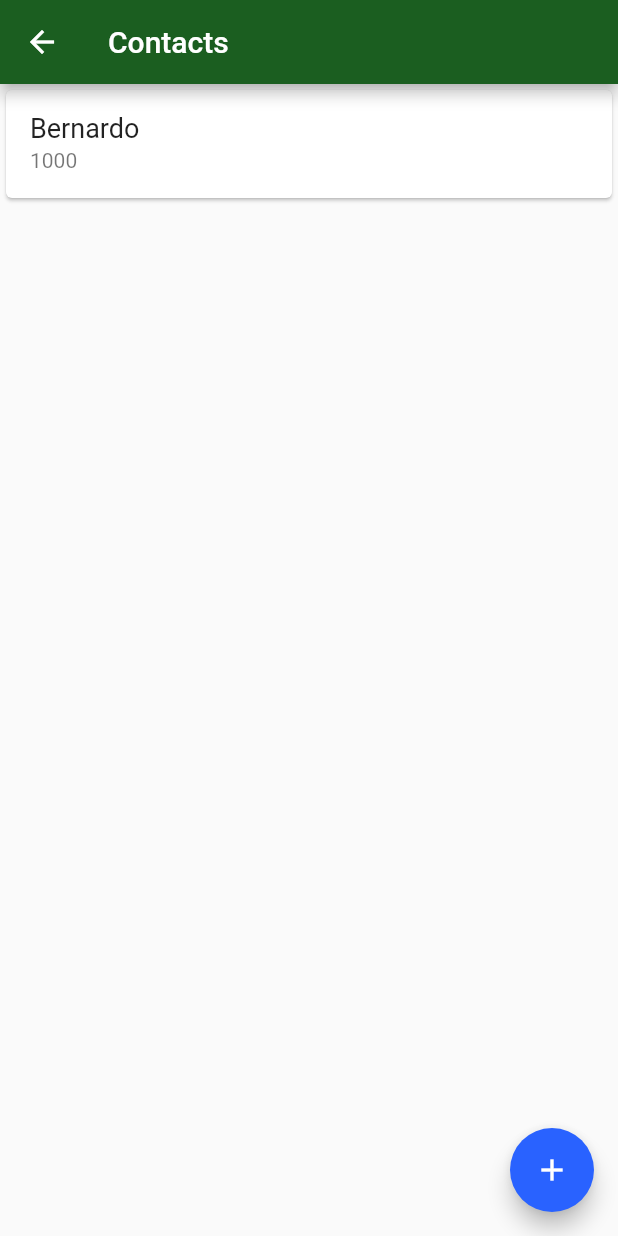
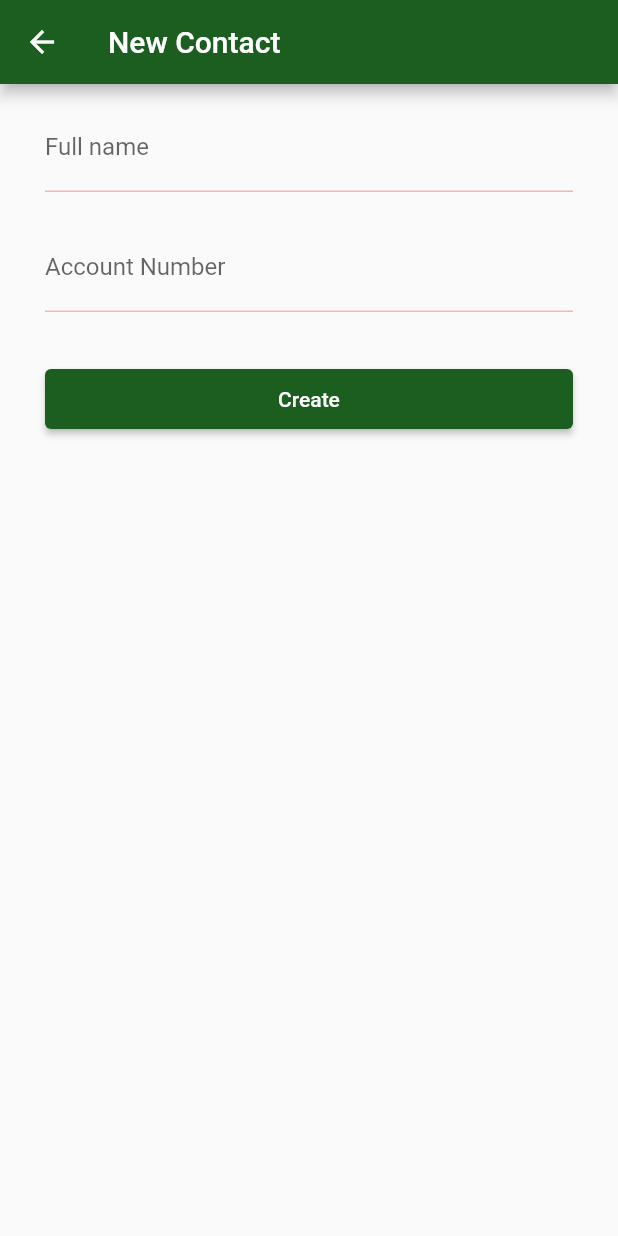
Before and after one commit to Bernardo-Junior/bytebank_app, a Flutter app: the ContactsScreen screen opened directly, after a tap on the "add" icon, on a phone screen of 412 x 824 dp. Run offline on Flutter 3.47's test engine with Material 2 defaults, Android fonts, the phone set to English and light mode, and no system bars; our stand-ins replace currency_text_input_formatter, sqflite; accounts and stored records are empty.

Commit message:
chore: add sqflite and creating contact item with FutureBuilder

```diff
--- a/lib/components/editor.dart
+++ b/lib/components/input.dart
@@ -1,15 +1,16 @@
 import 'package:flutter/material.dart';
 import 'package:flutter/services.dart';
 
-class Editor extends StatelessWidget {
+class Input extends StatelessWidget {
   final TextEditingController? controller;
   final String label;
   final String hint;
   final IconData? icon;
   final List<TextInputFormatter>? formatter;
   final TextInputType typeInput;
+  final bool enableBorder;
 
-  const Editor({
+  const Input({
     Key? key,
     this.controller,
     required this.typeInput,
@@ -17,6 +18,7 @@ class Editor extends StatelessWidget {
     required this.hint,
     this.icon,
     this.formatter,
+    this.enableBorder = true,
   }) : super(key: key);
 
   @override
@@ -29,9 +31,11 @@ class Editor extends StatelessWidget {
           prefixIcon: icon != null ? Icon(icon) : null,
           labelText: label,
           hintText: hint,
-          border: OutlineInputBorder(
-            borderRadius: BorderRadius.circular(10.0),
-          ),
+          border: enableBorder
+              ? OutlineInputBorder(
+                  borderRadius: BorderRadius.circular(10.0),
+                )
+              : null,
         ),
         inputFormatters: formatter != null ? formatter : null,
         keyboardType: typeInput,
--- /dev/null
+++ b/lib/database/app_database.dart
@@ -0,0 +1,50 @@
+import 'package:bytebank/models/contact.dart';
+import 'package:path/path.dart';
+import 'package:sqflite/sqflite.dart';
+
+Future<Database> createDatabase() {
+  return getDatabasesPath().then((dbPath) {
+    final String path = join(dbPath, 'bytebank.db');
+    return openDatabase(path, onCreate: (db, version) {
+      db.execute(
+        'CREATE TABLE contacts('
+        'id INTEGER PRIMARY KEY, '
+        'name TEXT, '
+        'account_number INTEGER)',
+      );
+    }, version: 1);
+  });
+}
+
+Future<int> save(Contact contact) {
+  return createDatabase().then((db) {
+    Map<String, dynamic> contactMap = Map();
+
+    contactMap = {
+      'name': contact.name,
+      'account_number': contact.accountNumber,
+    };
+
+    return db.insert('contacts', contactMap);
+  });
+}
+
+Future<List<Contact>> findAll() {
+  return createDatabase().then((db) {
+    return db.query('contacts').then((maps) {
+      final List<Contact> contacts = List.empty(growable: true);
+
+      for (Map<String, dynamic> map in maps) {
+        final Contact contact = Contact(
+          id: map['id'],
+          name: map['name'],
+          accountNumber: map['account_number'],
+        );
+
+        contacts.add(contact);
+      }
+
+      return contacts;
+    });
+  });
+}
--- a/lib/main.dart
+++ b/lib/main.dart
@@ -1,7 +1,21 @@
+import 'package:bytebank/database/app_database.dart';
 import 'package:bytebank/screens/dashboard/dashboard_screen.dart';
 import 'package:flutter/material.dart';
 
-void main() => runApp(BytebankApp());
+import 'models/contact.dart';
+
+void main() {
+  runApp(BytebankApp());
+  // save(
+  //   Contact(
+  //     id: 0,
+  //     name: 'Bernardo',
+  //     accountNumber: 1000,
+  //   ),
+  // ).then((id) {
+  //   findAll().then((contacts) => debugPrint(contacts.toString()));
+  // });
+}
 
 class BytebankApp extends StatelessWidget {
   const BytebankApp({Key? key}) : super(key: key);
--- /dev/null
+++ b/lib/models/contact.dart
@@ -0,0 +1,15 @@
+class Contact {
+  final int id;
+  final String name;
+  final int accountNumber;
+
+  Contact({
+    required this.id,
+    required this.name,
+    required this.accountNumber,
+  });
+
+  @override
+  String toString() =>
+      'Contact(id: $id, name: $name, accountNumber: $accountNumber)';
+}
--- a/lib/screens/contact/contact_screen.dart
+++ b/lib/screens/contact/contact_screen.dart
@@ -1,7 +1,11 @@
+import 'package:bytebank/database/app_database.dart';
+import 'package:bytebank/models/contact.dart';
+import 'package:bytebank/screens/contact/widgets/form.dart';
+import 'package:bytebank/screens/contact/widgets/item.dart';
 import 'package:flutter/material.dart';
 
 class ContactsScreen extends StatelessWidget {
-  const ContactsScreen({Key? key}) : super(key: key);
+  ContactsScreen({Key? key}) : super(key: key);
 
   @override
   Widget build(BuildContext context) {
@@ -9,21 +13,34 @@ class ContactsScreen extends StatelessWidget {
       appBar: AppBar(
         title: Text('Contacts'),
       ),
-      body: ListView(
-        children: [
-          Card(
-            child: ListTile(
-              title: Text(
-                'Bernardo',
-                style: TextStyle(fontSize: 18),
-              ),
-              subtitle: Text('1000'),
-            ),
-          )
-        ],
+      body: FutureBuilder(
+        future: findAll(),
+        builder: (context, AsyncSnapshot<List<Contact>> snapshot) {
+          List<Contact> contacts = List.empty(growable: true);
+          if (snapshot.connectionState == ConnectionState.done &&
+              snapshot.data != null) {
+            contacts = snapshot.data!;
+          }
+
+          return ListView.builder(
+            itemCount: contacts.length,
+            itemBuilder: (context, index) {
+              final Contact contact = contacts[index];
+              return ContactItem(contact: contact);
+            },
+          );
+        },
       ),
       floatingActionButton: FloatingActionButton(
-        onPressed: () {},
+        onPressed: () {
+          Navigator.of(context).push(
+            MaterialPageRoute(
+              builder: (context) {
+                return ContactForm();
+              },
+            ),
+          ).then((newContact) => debugPrint(newContact.toString()));
+        },
         child: Icon(
           Icons.add,
         ),
--- /dev/null
+++ b/lib/screens/contact/widgets/form.dart
@@ -0,0 +1,68 @@
+import 'package:bytebank/components/input.dart';
+import 'package:bytebank/models/contact.dart';
+import 'package:flutter/material.dart';
+
+class ContactForm extends StatefulWidget {
+  const ContactForm({Key? key}) : super(key: key);
+
+  @override
+  State<ContactForm> createState() => _ContactFormState();
+}
+
+class _ContactFormState extends State<ContactForm> {
+  final TextEditingController _controllerName = TextEditingController();
+  final TextEditingController _controllerAccount = TextEditingController();
+
+  @override
+  Widget build(BuildContext context) {
+    return Scaffold(
+      appBar: AppBar(
+        title: Text('New Contact'),
+      ),
+      body: Column(
+        children: [
+          Input(
+            controller: _controllerName,
+            typeInput: TextInputType.name,
+            label: 'Full name',
+            hint: 'Name de Oliveira Name',
+            enableBorder: false,
+          ),
+          Input(
+            controller: _controllerAccount,
+            typeInput: TextInputType.number,
+            label: 'Account Number',
+            hint: '000000',
+            enableBorder: false,
+          ),
+          Padding(
+            padding: const EdgeInsets.only(
+              top: 30,
+              left: 30,
+              right: 30,
+              bottom: 8,
+            ),
+            child: SizedBox(
+              width: double.maxFinite,
+              height: 40,
+              child: ElevatedButton(
+                onPressed: () {
+                  final String name = _controllerName.text;
+                  final int? accountNumber =
+                      int.tryParse(_controllerAccount.text);
+
+                  if (name.isNotEmpty && accountNumber != null) {
+                    final Contact newContact = Contact(
+                        id: 0, name: name, accountNumber: accountNumber);
+                    Navigator.of(context).pop(newContact);
+                  }
+                },
+                child: Text('Create'),
+              ),
+            ),
+          )
+        ],
+      ),
+    );
+  }
+}
--- /dev/null
+++ b/lib/screens/contact/widgets/item.dart
@@ -0,0 +1,24 @@
+import 'package:bytebank/models/contact.dart';
+import 'package:flutter/material.dart';
+
+class ContactItem extends StatelessWidget {
+  final Contact contact;
+
+  const ContactItem({
+    Key? key,
+    required this.contact,
+  }) : super(key: key);
+
+  @override
+  Widget build(BuildContext context) {
+    return Card(
+      child: ListTile(
+        title: Text(
+          contact.name,
+          style: TextStyle(fontSize: 18),
+        ),
+        subtitle: Text('${contact.accountNumber}'),
+      ),
+    );
+  }
+}
--- a/lib/screens/transfer/widgets/form.dart
+++ b/lib/screens/transfer/widgets/form.dart
@@ -1,4 +1,4 @@
-import 'package:bytebank/components/editor.dart';
+import 'package:bytebank/components/input.dart';
 import 'package:bytebank/models/transfer.dart';
 import 'package:currency_text_input_formatter/currency_text_input_formatter.dart';
 import 'package:flutter/material.dart';
@@ -81,14 +81,14 @@ class _TransferFormState extends State<TransferForm> {
       body: SingleChildScrollView(
         child: Column(
           children: [
-            Editor(
+            Input(
               controller: _controllerAccount,
               label: _labelAccount,
               hint: _hintAccount,
               icon: Icons.account_balance,
               typeInput: TextInputType.number,
             ),
-            Editor(
+            Input(
               label: _labelValue,
               hint: _hintValue,
               icon: Icons.monetization_on,
--- a/pubspec.yaml
+++ b/pubspec.yaml
@@ -23,6 +23,8 @@ environment:
 dependencies:
   flutter:
     sdk: flutter
+  sqflite:
+  path:
 
   currency_text_input_formatter: ^2.1.5
 
```
Also changed, not shown: pubspec.lock, 6 other files.
